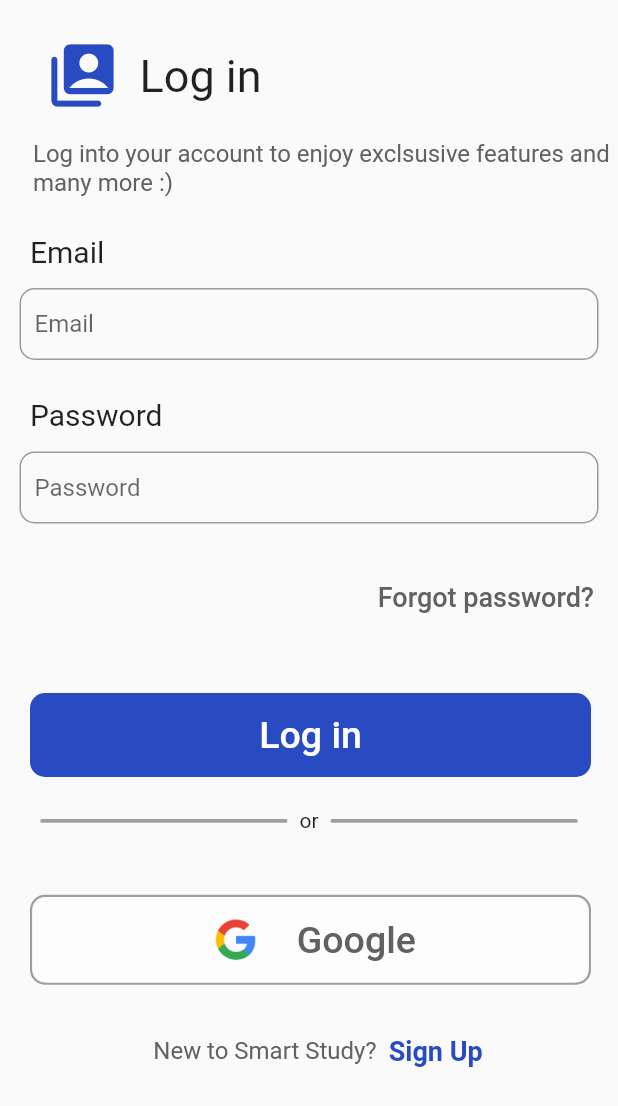
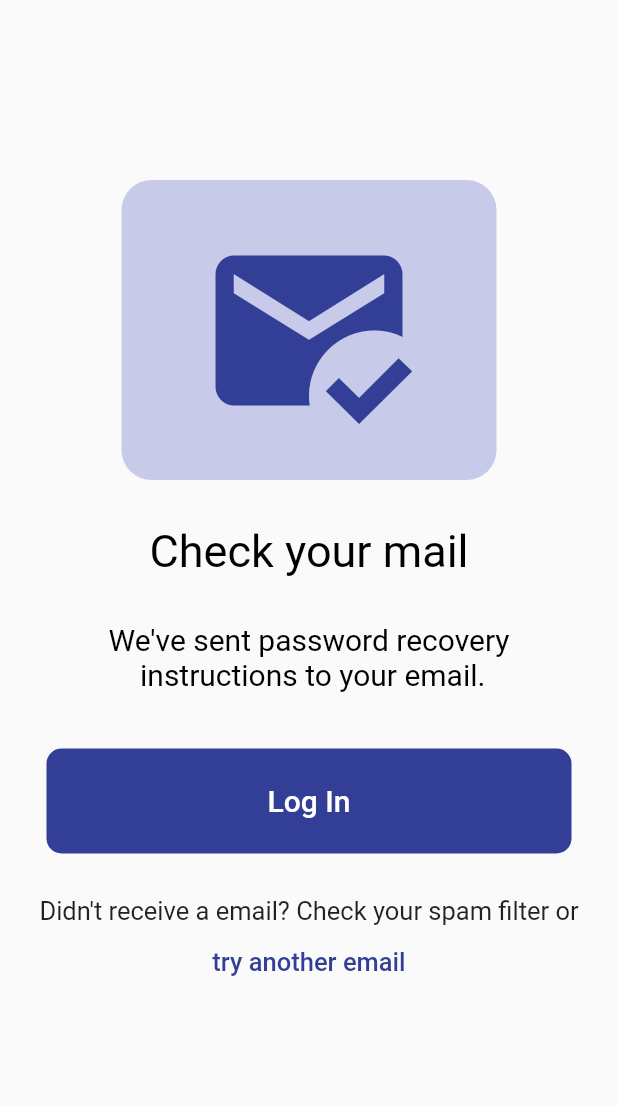
Before and after one commit to anthonyarinze/student_app, a Flutter app: the screen it shows after launch, on a phone screen of 412 x 824 dp. Shown: the top 1106 px of the screen. Run offline on Flutter 3.47's test engine with Material 2 defaults, Android fonts, the phone set to English and light mode, and no system bars; our stand-ins replace firebase_auth, firebase_core, google_nav_bar, google_sign_in; accounts and stored records are empty.

Commit message:
Reset Email

```diff
--- /dev/null
+++ b/lib/auth/reset_email_sent.dart
@@ -0,0 +1,112 @@
+import 'package:student_app/auth/forgot_password.dart';
+import 'package:flutter/material.dart';
+import 'package:student_app/utils/palette.dart';
+
+import 'login.dart';
+
+class ResetComplete extends StatefulWidget {
+  const ResetComplete({Key? key}) : super(key: key);
+
+  @override
+  _ResetCompleteState createState() => _ResetCompleteState();
+}
+
+class _ResetCompleteState extends State<ResetComplete> {
+  @override
+  Widget build(BuildContext context) {
+    return Scaffold(
+      body: Column(
+        children: [
+          const SizedBox(
+            height: 120,
+          ),
+          Center(
+            child: Container(
+              height: 200,
+              width: 250,
+              decoration: BoxDecoration(
+                borderRadius: const BorderRadius.all(
+                  Radius.circular(20),
+                ),
+                color: Palette.kLightThemeColorAccent.withOpacity(0.4),
+              ),
+              child: const Icon(
+                Icons.mark_email_read,
+                color: Palette.kLightThemeColor,
+                size: 150,
+              ),
+            ),
+          ),
+          const SizedBox(
+            height: 30,
+          ),
+          const Center(
+            child: Text(
+              "Check your mail",
+              style: TextStyle(color: Colors.black, fontSize: 30),
+            ),
+          ),
+          const SizedBox(
+            height: 30,
+          ),
+          const Text(
+            "We've sent password recovery",
+            style: TextStyle(color: Colors.black, fontSize: 20),
+          ),
+          const Text(
+            " instructions to your email.",
+            style: TextStyle(color: Colors.black, fontSize: 20),
+          ),
+          const SizedBox(
+            height: 30,
+          ),
+          TextButton(
+            onPressed: () async {
+              Navigator.push(
+                context,
+                MaterialPageRoute(
+                  builder: (context) => const Login(),
+                ),
+              );
+            },
+            child: Container(
+              height: 70,
+              width: 350,
+              decoration: const BoxDecoration(
+                color: Palette.kLightThemeColor,
+                borderRadius: BorderRadius.all(
+                  Radius.circular(10),
+                ),
+              ),
+              child: const Center(
+                child: Text(
+                  "Log In",
+                  style: TextStyle(color: Colors.white, fontSize: 20),
+                ),
+              ),
+            ),
+          ),
+          const SizedBox(height: 20),
+          const Text(
+            "Didn't receive a email? Check your spam filter or",
+            style: TextStyle(fontSize: 17),
+          ),
+          TextButton(
+            onPressed: () {
+              Navigator.push(
+                context,
+                MaterialPageRoute(
+                  builder: (context) => const ForgotPassword(),
+                ),
+              );
+            },
+            child: const Text(
+              "try another email",
+              style: TextStyle(color: Palette.kLightThemeColor, fontSize: 17),
+            ),
+          )
+        ],
+      ),
+    );
+  }
+}
--- a/lib/main.dart
+++ b/lib/main.dart
@@ -1,6 +1,6 @@
 import 'package:firebase_core/firebase_core.dart';
 import 'package:flutter/material.dart';
-import 'package:student_app/auth/login.dart';
+import 'package:student_app/auth/reset_email_sent.dart';
 import 'package:student_app/utils/firebase_options.dart';
 
 void main() async {
@@ -22,7 +22,7 @@ class MyApp extends StatelessWidget {
       theme: ThemeData(
         primarySwatch: Colors.blue,
       ),
-      home: const Login(),
+      home: const ResetComplete(),
     );
   }
 }
--- a/lib/utils/palette.dart
+++ b/lib/utils/palette.dart
@@ -6,4 +6,5 @@ class Palette {
   static const Color kLightThemeColor = Color(0xFF333e97);
   static const Color kLightThemeColorAccent = Color(0xFF7b85cf);
   static const Color kLightSelectedColor = Color(0xFFea4d90);
+  static const Color kAquaponicsThemeColor = Color(0xFF26005f);
 }
```
Also changed, not shown: lib/auth/forgot_password.dart (+29 -2 lines).
